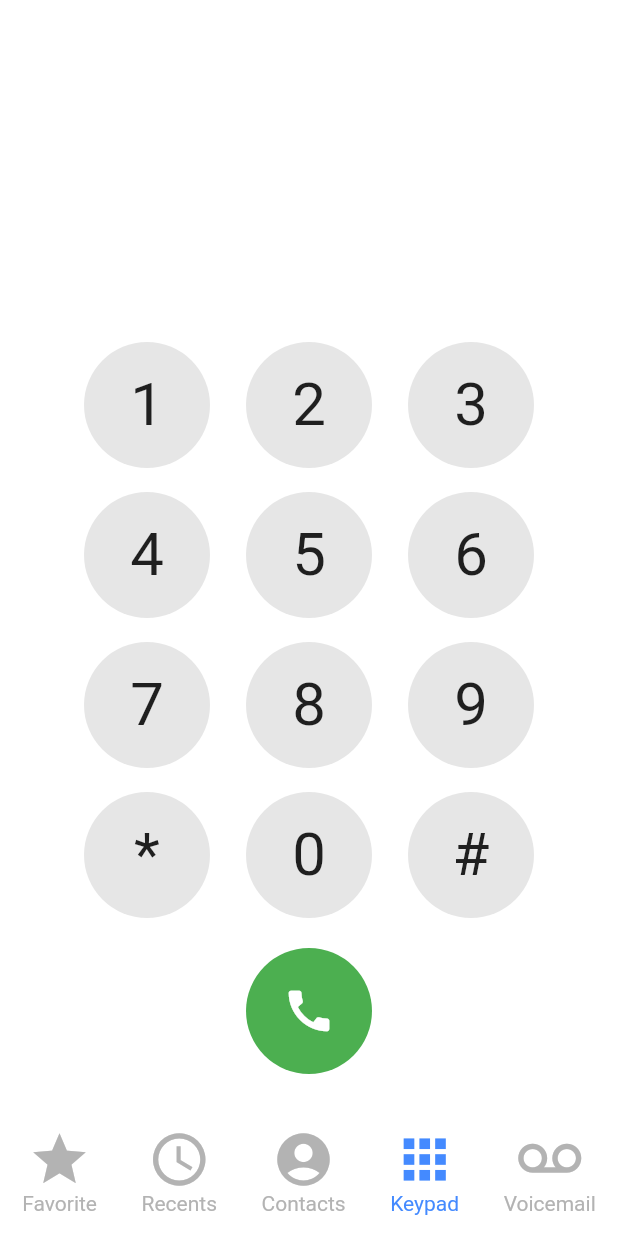
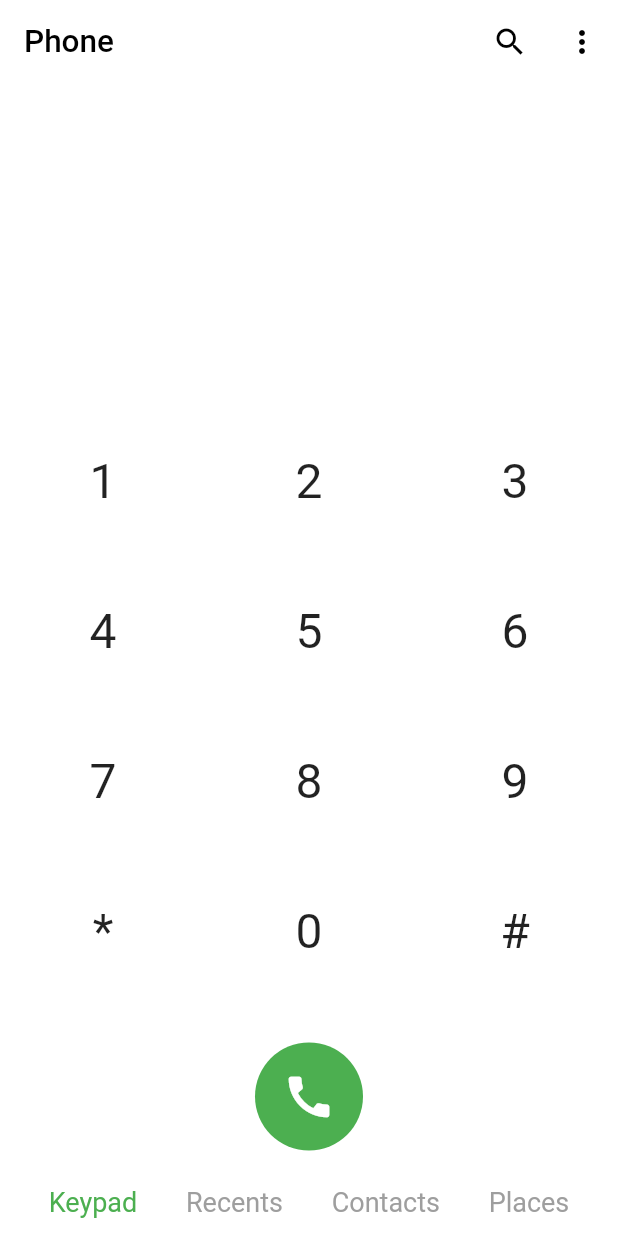
Before and after one commit to JIEEEN/SMART-ME, a Flutter app: the screen it shows after launch, on a phone screen of 412 x 824 dp. Run offline on Flutter 3.47's test engine with Material 2 defaults, Android fonts, the light colour scheme and no system bars; missing offline and left inert: slide_action.

Commit message:
[MOD] fix android call by dial layout

```diff
--- a/lib/call/call_dial_screen.dart
+++ b/lib/call/call_dial_screen.dart
@@ -349,7 +349,7 @@ class _AndroidCallDialScreenState extends State<AndroidCallDialScreen> {
         title: const Text(
           phone,
           style: TextStyle(
-            fontSize: 18,
+            fontSize: 21,
             color: Colors.black
           ),
         ),
@@ -382,9 +382,56 @@ class _AndroidCallDialScreenState extends State<AndroidCallDialScreen> {
           children: [
             renderPhoneNum(),
             ...renderDial(),
-            const AndroidCallIcon()
+            const AndroidCallIcon(),
+            const AndroidCallDialTab()
           ]
         ),
+      ),
+    );
+  }
+}
+
+class AndroidCallDialTab extends StatelessWidget {
+  const AndroidCallDialTab({
+    super.key,
+  });
+
+  @override
+  Widget build(BuildContext context) {
+    return Padding(
+      padding: const EdgeInsets.symmetric(vertical: 12.0),
+      child: Row(
+        mainAxisAlignment: MainAxisAlignment.spaceEvenly,
+        children: const [
+          Text(
+            keypad,
+            style: TextStyle(
+              fontSize: 18,
+              color: Colors.green
+            ),
+          ),
+          Text(
+            recents,
+            style:  TextStyle(
+              fontSize: 18,
+              color: Colors.grey
+            ),
+          ),
+          Text(
+            contacts,
+            style:  TextStyle(
+              fontSize: 18,
+              color: Colors.grey
+            ),
+          ),
+          Text(
+            places,
+            style:  TextStyle(
+              fontSize: 18,
+              color: Colors.grey
+            ),
+          ),
+        ],
       ),
     );
   }
@@ -441,7 +488,7 @@ class AndroidCallIcon extends StatelessWidget {
   @override
   Widget build(BuildContext context) {
     return Padding(
-      padding: const EdgeInsets.symmetric(vertical: 12.0),
+      padding: const EdgeInsets.only(top: 24.0, bottom: 12.0),
       child: Container(
         height: 72,
         width: 72,
--- a/lib/main.dart
+++ b/lib/main.dart
@@ -62,7 +62,7 @@ class _MyHomePageState extends State<MyHomePage> {
       body: Center(
         // Center is a layout widget. It takes a single child and positions it
         // in the middle of the parent.
-        child: IOSCallDialScreen(),// This trailing comma makes auto-formatting nicer for build methods.
+        child: AndroidCallDialScreen(),// This trailing comma makes auto-formatting nicer for build methods.
       )
     );
   }
--- a/lib/strings.dart
+++ b/lib/strings.dart
@@ -13,3 +13,4 @@ const String recents = "Recents";
 const String contacts = "Contacts";
 const String keypad = "Keypad";
 const String voicemail = "Voicemail";
+const String places = "Places";
```
